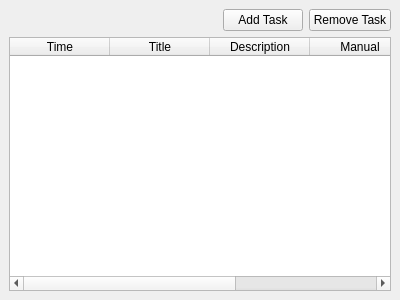
Above: taskmanagement.ui from miracletech322/PersonalTaskScheduler before the change. Below: the same form after it.
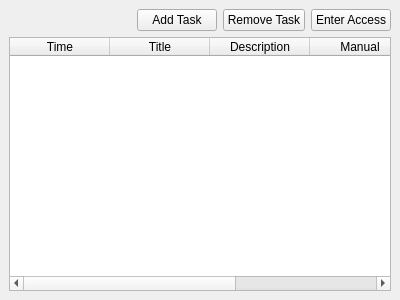
That is the form after the change.

What changed in the file:
```diff
--- a/taskmanagement.ui
+++ b/taskmanagement.ui
@@ -60,6 +60,13 @@
             </property>
            </widget>
           </item>
+          <item>
+           <widget class="QPushButton" name="btnAccess">
+            <property name="text">
+             <string>Enter Access</string>
+            </property>
+           </widget>
+          </item>
          </layout>
         </item>
         <item>
```
